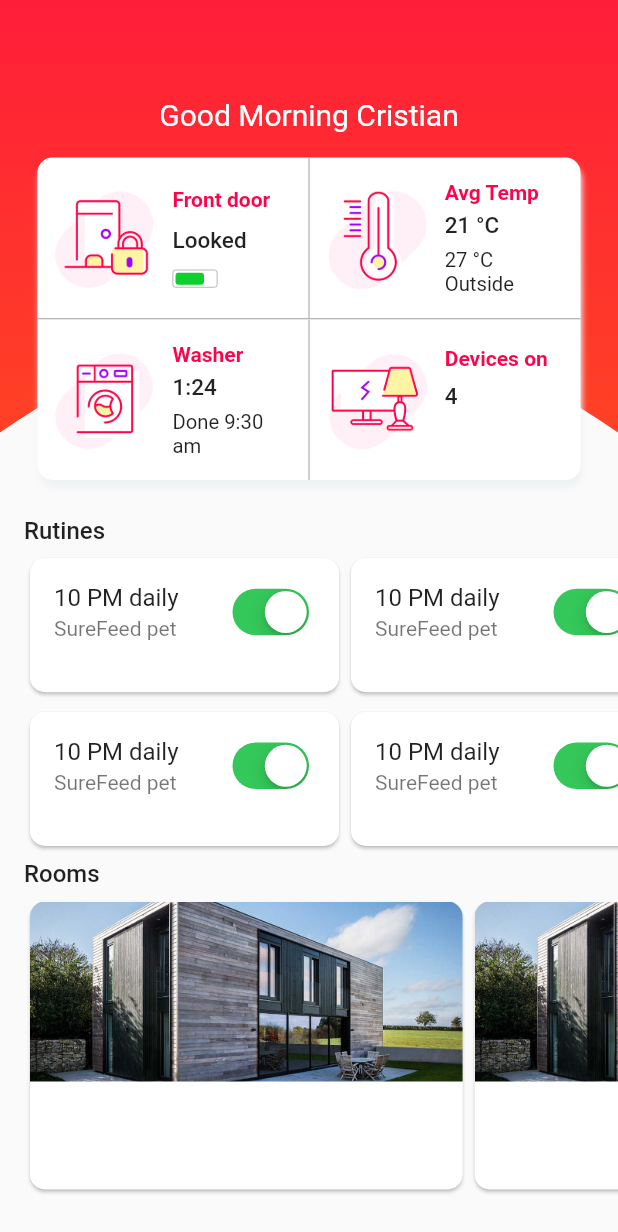
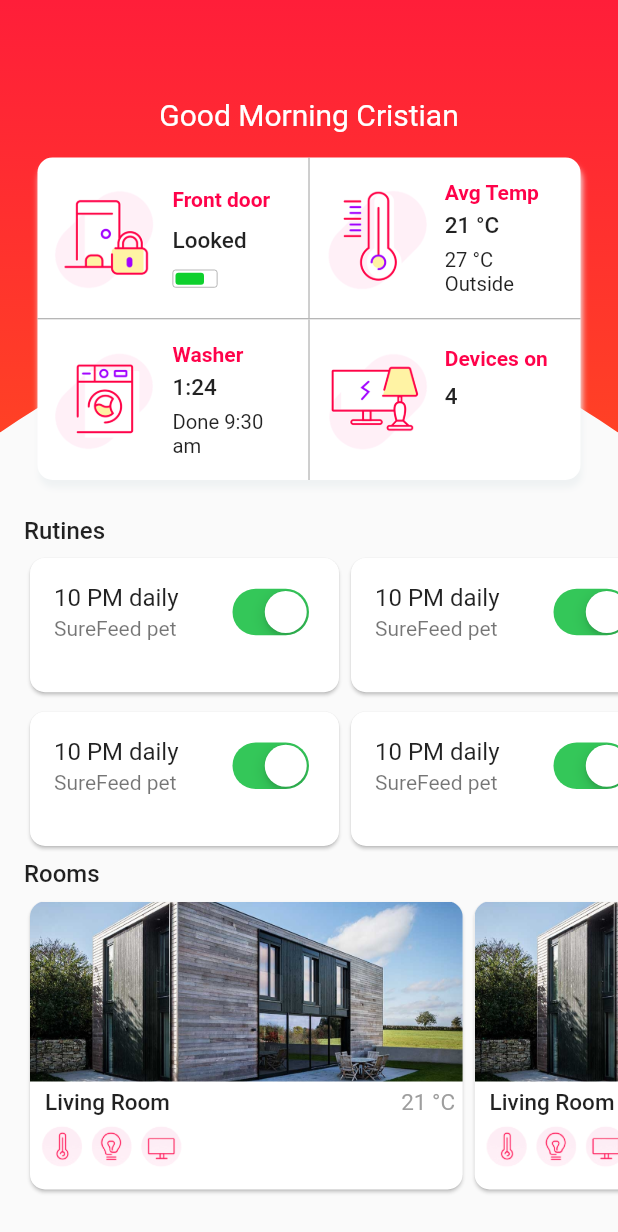
Before and after one commit to cristianfchq/flutter_smart_home_app, a Flutter app: the screen it shows after launch, on a phone screen of 412 x 824 dp. Shown: the top 1232 px of the screen. Run offline on Flutter 3.47's test engine with Material 2 defaults, Android fonts, the phone set to English and light mode, and no system bars; project files that could hold a hidden picture were left out.

Commit message:
commit 10 to put a Container of Rooms complete

```diff
--- a/lib/main.dart
+++ b/lib/main.dart
@@ -835,7 +835,44 @@ class _SmartHomeState extends State<SmartHome>
                 fit: BoxFit.cover,
               ),
             ),
-          )
+          ),
+          SizedBox(height: 5,),
+          Expanded(
+            child: Container(
+              height: constraint.maxHeight,
+              width: media.width*0.7,
+              padding: const EdgeInsets.only(
+                left: 5,
+                right: 5,
+              ),
+              child: Column(
+                crossAxisAlignment: CrossAxisAlignment.start,
+                children: <Widget>[
+                  Padding(padding: const EdgeInsets.only(left: 5,),
+                  child: Row(
+                    mainAxisAlignment: MainAxisAlignment.spaceBetween,
+                    children: <Widget>[
+                      Text("Living Room",style: TextStyle(fontSize:15,fontWeight:FontWeight.w500),),
+                      Text("21 °C",style: TextStyle(fontSize:15,fontWeight:FontWeight.w400,color: Colors.grey,),),
+                    ],
+                  ),),
+                  SizedBox(
+                    height: 5,
+                  ),
+                  Container(
+                    height: 30,
+                    width: 100,
+                    decoration: BoxDecoration(
+                      image: DecorationImage(
+                        image: ExactAssetImage('assets/images/img6.png'),
+                        fit: BoxFit.cover,
+                      ),
+                    ),
+                  ),
+                ],
+              ),
+            ),
+          ),
         ],
       ),
     );
```
